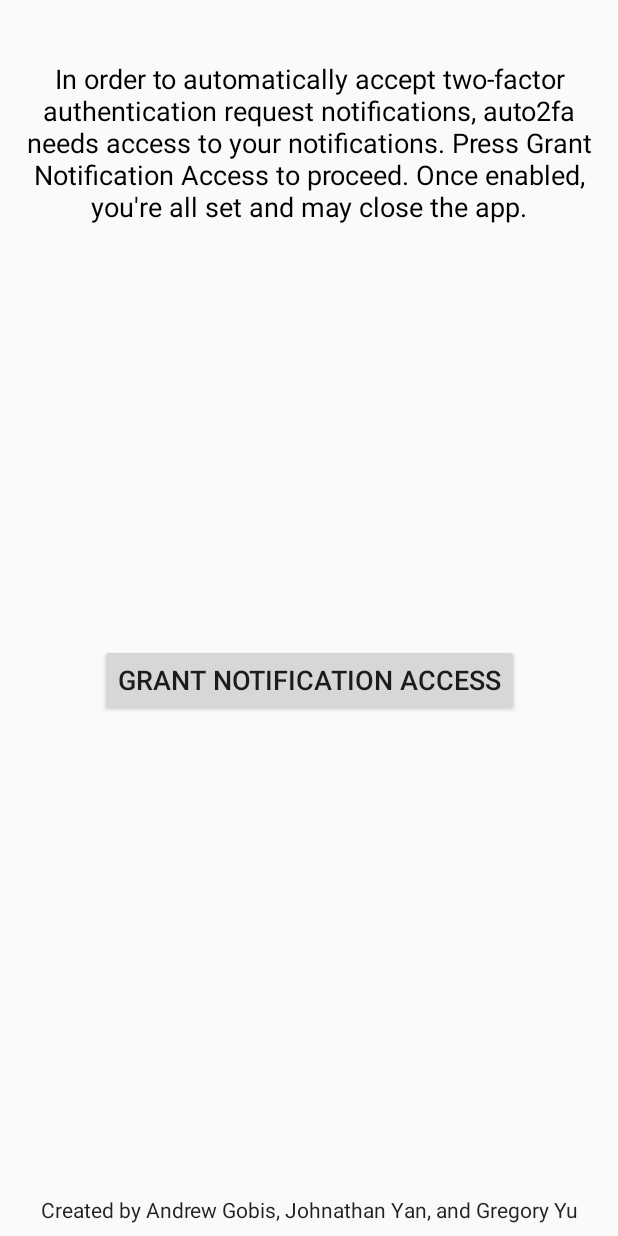
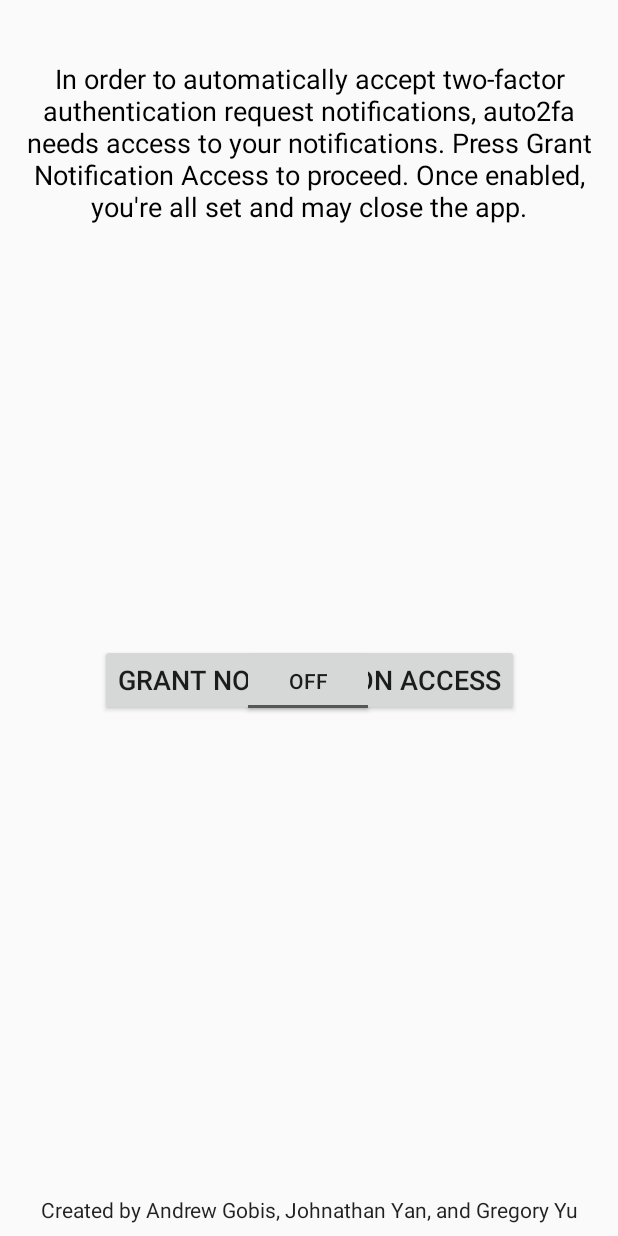
Before and after one commit to yugregory/auto2fa, an Android app: the layout activity_main.xml on its own in the app's theme, with its tools: preview values and no code run, on a phone screen of 412 x 824 dp. Run offline under Robolectric (Android 15) with nearby library versions, the phone set to English and light mode, and no system bars.

Commit message:
i think i added toggle functionality

```diff
--- a/app/src/main/res/layout/activity_main.xml
+++ b/app/src/main/res/layout/activity_main.xml
@@ -68,4 +68,21 @@
         app:layout_constraintEnd_toEndOf="parent"
         app:layout_constraintStart_toStartOf="parent"
         app:layout_constraintTop_toTopOf="parent" />
+
+    <ToggleButton
+        android:id="@+id/toggleButton"
+        android:layout_width="wrap_content"
+        android:layout_height="wrap_content"
+        android:layout_marginStart="8dp"
+        android:layout_marginTop="8dp"
+        android:layout_marginEnd="8dp"
+        android:layout_marginBottom="8dp"
+        android:text="ToggleButton"
+        app:layout_constraintBottom_toTopOf="@+id/Credits"
+        app:layout_constraintEnd_toEndOf="parent"
+        app:layout_constraintHorizontal_bias="0.498"
+        app:layout_constraintStart_toStartOf="parent"
+        app:layout_constraintTop_toBottomOf="@+id/getNotificationAccessInstructions"
+        app:layout_constraintVertical_bias="0.501" />
+
 </android.support.constraint.ConstraintLayout>
```
Also changed, not shown: app/src/main/java/com/example/auto2fa/MainActivity.java (+19 -4 lines), app/src/main/java/com/example/auto2fa/NotificationListener.java (+12 -3 lines).
